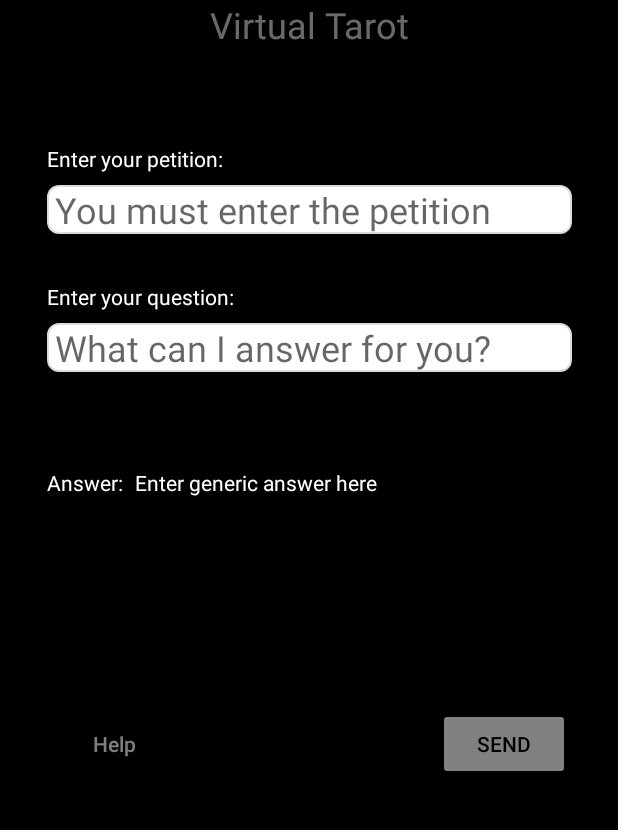
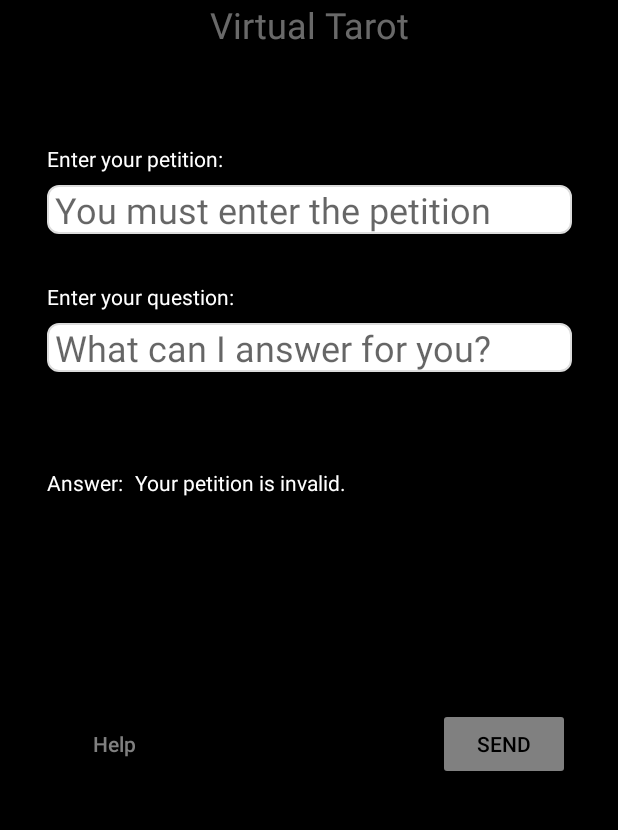
Before and after one commit to alter5/PeterAnswers, an Android app: the screen it shows after launch (MainActivity), after a tap on "SEND", on a phone screen of 412 x 824 dp, the part 360-1190 px from its top. Run offline under Robolectric (Android 15) with nearby library versions, the phone set to English and light mode, and no system bars; plain views replace LoaderTextView; 1 statement that could not run was skipped.

Commit message:
On clicking the send button, the user's petition is compared to the "petition formula," and prints "Petition is invalid" if it does not match it.

```diff
--- a/app/src/main/java/com/al/peteranswers/MainActivity.kt
+++ b/app/src/main/java/com/al/peteranswers/MainActivity.kt
@@ -23,7 +23,7 @@ class MainActivity : AppCompatActivity() {
     private lateinit var helpButton: Button
 
     private lateinit var petition: String // "Peter, please answer the following"
-    private lateinit var petition_input: String // "Peter, ple
+    private lateinit var petition_input: String // "Peter, ple"
     private var secretMode: Boolean = false // User may press "." on their keyboard to enter secret mode
     private lateinit var secretAnswer: String // Secretly entered answer to be displayed
     private var inputLengthReq = 1 // Prevents editTextPetition.doAfterTextChanged method from entering infinite loop
@@ -121,12 +121,26 @@ class MainActivity : AppCompatActivity() {
 
     private fun showAnswer() {
         // Shows answer, and set answerToggle to false
+        var input = editTextPetition.text.toString()
         var answer: String
+
         if (secretMode){
             answer = secretAnswer
+        } else  if (input == petition){
+            answer = getString(R.string.answer_1)
         } else {
-            answer = getString(R.string.answer_1)
+            answer = getString(R.string.invalid_petition)
+
+            answer_text_view.resetLoader()
+            answer_text_view.text = answer
+
+            Log.d("VerifyAnswer", "Petition: $petition, Input: $input") // TODO: Delete
+
+            // Allow user to make corrections
+            return
         }
+
+        Log.d("VerifyAnswer", "Petition: $petition, Input: $input") // TODO: Delete
 
         // Delete edit texts
         editTextPetition.setText("")
@@ -137,9 +151,7 @@ class MainActivity : AppCompatActivity() {
         answer_text_view.text = answer
 
         // Reset secret mode attributes
-        secretMode = false
-        secretAnswer = ""
-        inputLengthReq = 1
+        resetFields()
     }
 
     private fun openHelpDialog() {
@@ -150,4 +162,10 @@ class MainActivity : AppCompatActivity() {
         ) { dialog, _ -> dialog.dismiss() }
         dBuilder.show()
     }
+
+    private fun resetFields(){
+        secretMode = false
+        secretAnswer = ""
+        inputLengthReq = 1
+    }
 }
--- a/app/src/main/res/values/strings.xml
+++ b/app/src/main/res/values/strings.xml
@@ -13,4 +13,5 @@
     <string name="petition_string">Peter, please answer the following</string>
     <string name="answer_1">Enter generic answer here</string>
     <string name="answer_text_view">Answer: </string>
+    <string name="invalid_petition">Your petition is invalid.</string>
 </resources>
```
